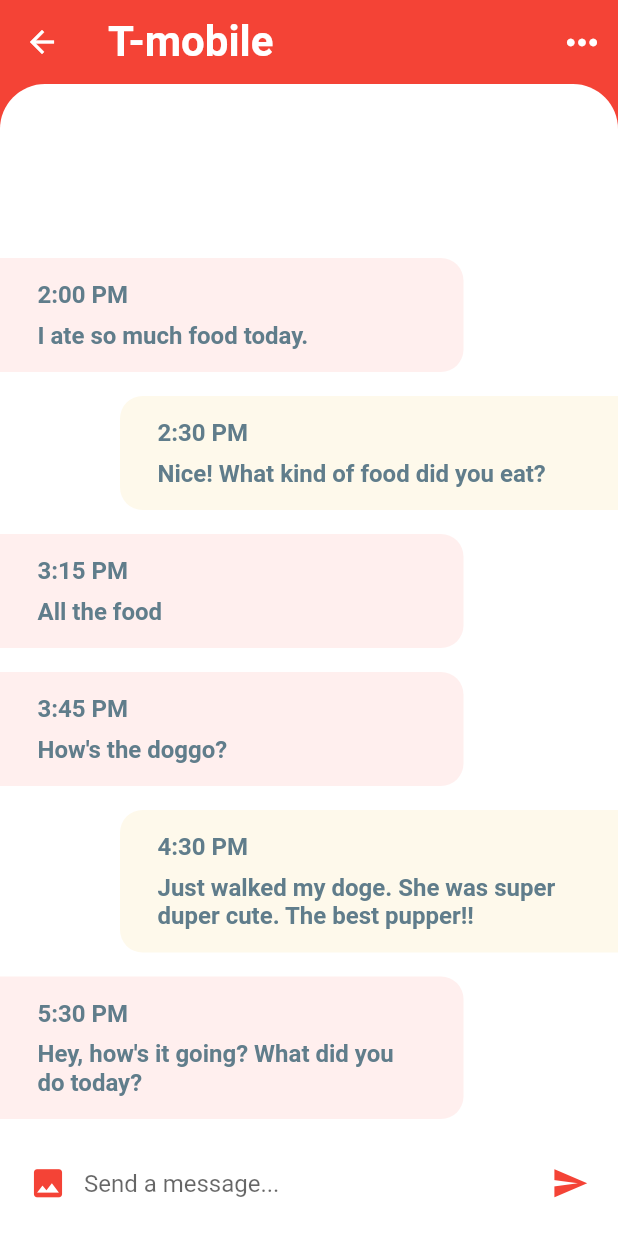
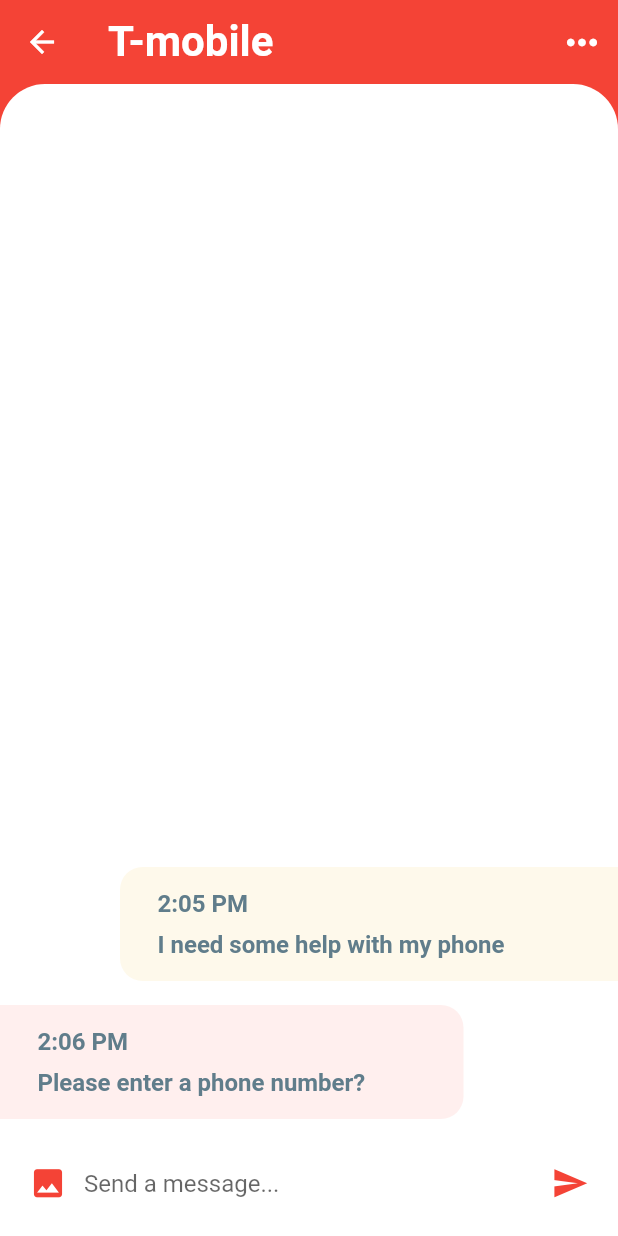
Before and after one commit to JenniferMah/Twill-On, a Flutter app: the screen it shows after launch, after a tap on "T-mobile", on a phone screen of 412 x 824 dp. Run offline on Flutter 3.47's test engine with Material 2 defaults, Android fonts, the phone set to English and light mode, and no system bars.

Commit message:
fix spacing of available options

```diff
--- a/twill_on/lib/models/message_model.dart
+++ b/twill_on/lib/models/message_model.dart
@@ -4,14 +4,12 @@ class Message {
   final User sender;
   final String time; // Would usually be type DateTime stand in
   final String text; //content of message
-  final bool isLiked;
   final bool unread;
 
   Message({
     this.sender,
     this.time,
     this.text,
-    this.isLiked,
     this.unread,
   });
 }
@@ -20,7 +18,7 @@ class Message {
 final User currentUser =
     User(id: 0, name: 'Current User', imageUrl: 'assets/images/greg.jpg');
 
-// USERS
+// Companies
 final User tmobile =
     User(id: 1, name: 'T-mobile', imageUrl: 'assets/images/tmobile.jpg');
 final User delta =
@@ -30,29 +28,11 @@ final User bestBuy =
 final User nike = User(id: 4, name: 'Nike', imageUrl: 'assets/images/nike.jpg');
 
 // EXAMPLE CHATS ON HOME SCREEN
-List<Message> chats = [
+List<Message> currentChats = [
   Message(
     sender: tmobile,
-    time: '5:30 PM',
-    text: 'Hey, how\'s it going? What did you do today?',
-    unread: true,
-  ),
-  Message(
-    sender: delta,
-    time: '4:30 PM',
-    text: 'Hey, how\'s it going? What did you do today?',
-    unread: true,
-  ),
-  Message(
-    sender: bestBuy,
-    time: '3:30 PM',
-    text: 'Hey, how\'s it going? What did you do today?',
-    unread: false,
-  ),
-  Message(
-    sender: nike,
-    time: '2:30 PM',
-    text: 'Hey, how\'s it going? What did you do today?',
+    time: '2:09 PM',
+    text: 'I want to activate my new phone',
     unread: true,
   )
 ];
@@ -61,38 +41,14 @@ List<Message> chats = [
 List<Message> messages = [
   Message(
     sender: tmobile,
-    time: '5:30 PM',
-    text: 'Hey, how\'s it going? What did you do today?',
+    time: '2:06 PM',
+    text: 'Please enter a phone number?',
     unread: true,
   ),
   Message(
     sender: currentUser,
-    time: '4:30 PM',
-    text: 'Just walked my doge. She was super duper cute. The best pupper!!',
-    unread: true,
-  ),
-  Message(
-    sender: tmobile,
-    time: '3:45 PM',
-    text: 'How\'s the doggo?',
-    unread: true,
-  ),
-  Message(
-    sender: tmobile,
-    time: '3:15 PM',
-    text: 'All the food',
-    unread: true,
-  ),
-  Message(
-    sender: currentUser,
-    time: '2:30 PM',
-    text: 'Nice! What kind of food did you eat?',
-    unread: true,
-  ),
-  Message(
-    sender: tmobile,
-    time: '2:00 PM',
-    text: 'I ate so much food today.',
+    time: '2:05 PM',
+    text: 'I need some help with my phone',
     unread: true,
   ),
 ];
--- a/twill_on/lib/widgets/available_company.dart
+++ b/twill_on/lib/widgets/available_company.dart
@@ -34,9 +34,9 @@ class AvalibleCompany extends StatelessWidget {
                 // ),
                 child: Container(
                   margin: EdgeInsets.only(
-                      top: 5.0, bottom: 5.0, right: 5.0, left: 5.0),
+                      top: 10.0, bottom: 10.0, right: 5.0, left: 5.0),
                   padding:
-                      EdgeInsets.symmetric(horizontal: 20.0, vertical: 40.0),
+                      EdgeInsets.symmetric(horizontal: 10.0, vertical: 20.0),
                   decoration: BoxDecoration(
                     color: Color(0xFFFFEFEE),
                     borderRadius: BorderRadius.only(
--- a/twill_on/lib/widgets/category_selector/archive_selector.dart
+++ b/twill_on/lib/widgets/category_selector/archive_selector.dart
@@ -26,7 +26,6 @@ class _ArchievedSelectorState extends State<ArchievedSelector> {
             onTap: () {
               setState(() {
                 selectedIndex = index;
-                // print(selectedIndex);
                 if (selectedIndex == 0) {
                   Navigator.push(
                     context,
--- a/twill_on/lib/widgets/recent_chats.dart
+++ b/twill_on/lib/widgets/recent_chats.dart
@@ -20,9 +20,9 @@ class RecentChats extends StatelessWidget {
             topRight: Radius.circular(30.0),
           ),
           child: ListView.builder(
-            itemCount: chats.length,
+            itemCount: currentChats.length,
             itemBuilder: (BuildContext context, int index) {
-              final Message chat = chats[index];
+              final Message chat = currentChats[index];
               return GestureDetector(
                 onTap: () => Navigator.push(
                   context,
```
Also changed, not shown: twill_on/lib/models/archived_messages.dart (added).
